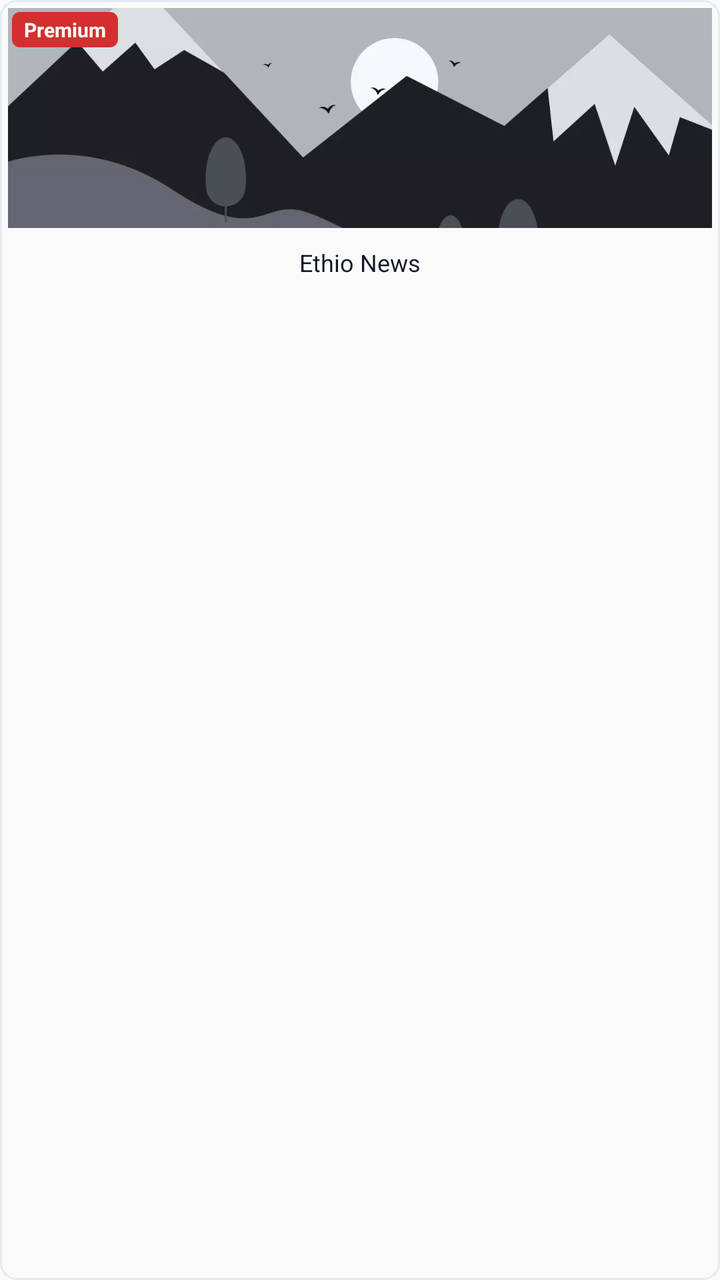
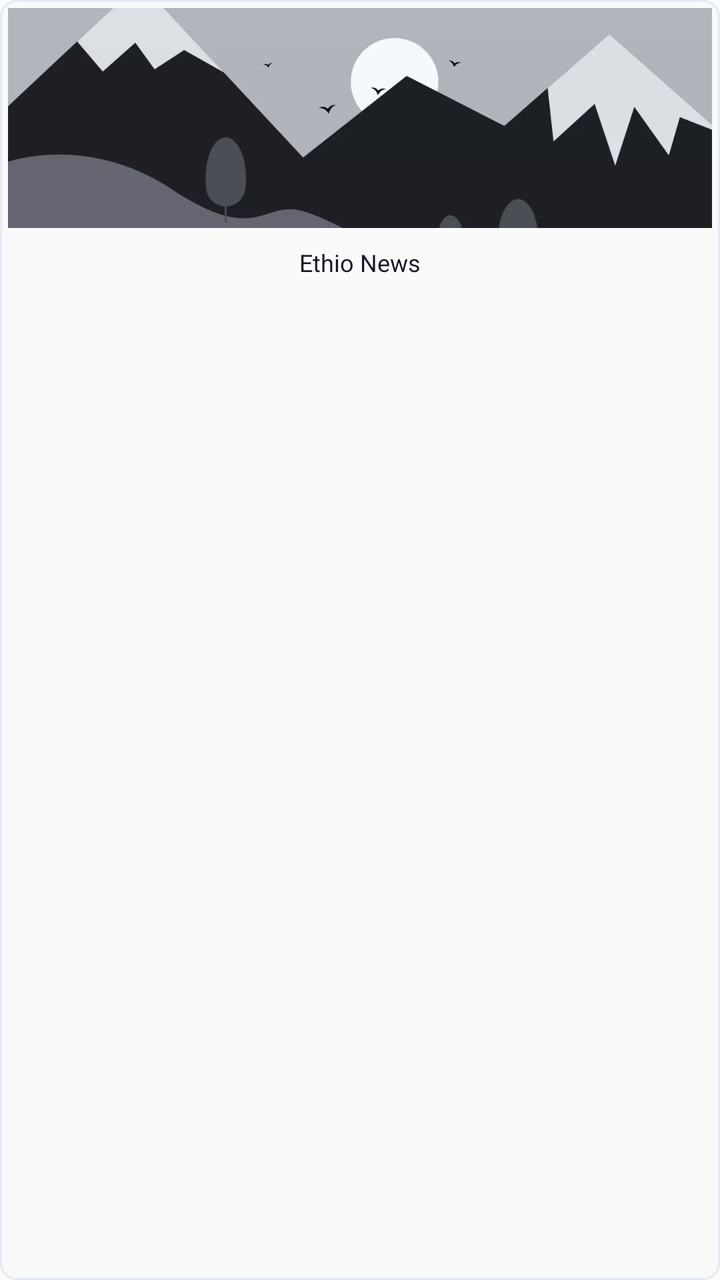

Compare the two renders of this Android layout. The source of the first and the diff that turns it into the second are given below.
<!-- AndroidManifest.xml: application theme AppTheme -->
<!-- res/layout/layout_live.xml -->
<?xml version="1.0" encoding="utf-8"?>
<RelativeLayout xmlns:android="http://schemas.android.com/apk/res/android"
    xmlns:app="http://schemas.android.com/apk/res-auto"
    android:id="@+id/rl_live_tv"
    android:layout_width="match_parent"
    android:layout_height="wrap_content"
    android:layout_margin="@dimen/_4sdp"
    android:focusable="true"
    android:focusableInTouchMode="false"
    android:background="@drawable/bg_news_card"
    android:padding="@dimen/_1sdp">

    
    <ImageView
        android:id="@+id/iv_live_tv"
        android:layout_width="match_parent"
        android:layout_height="@dimen/_110sdp"
        android:scaleType="centerCrop"
        android:src="@drawable/material_design_default"
        app:hv_corner_radius_top_left="@dimen/_6sdp"
        app:hv_corner_radius_top_right="@dimen/_6sdp"
        android:layout_margin="@dimen/_3sdp" />

    
    <View
        android:id="@+id/view_live_strip"
        android:layout_width="match_parent"
        android:layout_height="@dimen/_3sdp"
        android:layout_below="@id/iv_live_tv"
        android:layout_marginStart="@dimen/_3sdp"
        android:layout_marginEnd="@dimen/_3sdp"
        android:background="@color/news_live_red"
        android:visibility="gone" />

    
    <TextView
        android:id="@+id/tv_title"
        android:layout_width="match_parent"
        android:layout_height="wrap_content"
        android:layout_below="@id/view_live_strip"
        android:lines="1"
        android:padding="@dimen/_6sdp"
        android:text="@string/app_name"
        android:textAlignment="center"
        android:textColor="?ns_title"
        android:textSize="@dimen/_12ssp" />

    
    <TextView
        android:id="@+id/tv_live_pre"
        android:layout_width="wrap_content"
        android:layout_height="wrap_content"
        android:layout_marginStart="@dimen/_5sdp"
        android:layout_marginTop="@dimen/_5sdp"
        android:background="@drawable/bg_live_tag"
        android:paddingStart="@dimen/_6sdp"
        android:paddingEnd="@dimen/_6sdp"
        android:paddingTop="@dimen/_2sdp"
        android:paddingBottom="@dimen/_2sdp"
        android:text="@string/premium"
        android:textColor="@color/white"
        android:textSize="@dimen/_10ssp"
        android:textStyle="bold" />

</RelativeLayout>
<!-- resources referenced by this layout -->
<resources>
  <color name="news_live_red">#D32F2F</color>
  <color name="white">#FFFFFFFF</color>
  <dimen name="_10ssp">10sp</dimen>
  <dimen name="_110sdp">110dp</dimen>
  <dimen name="_12ssp">12sp</dimen>
  <dimen name="_1sdp">1dp</dimen>
  <dimen name="_2sdp">2dp</dimen>
  <dimen name="_3sdp">3dp</dimen>
  <dimen name="_4sdp">4dp</dimen>
  <dimen name="_5sdp">5dp</dimen>
  <dimen name="_6sdp">6dp</dimen>
  <!-- drawable bg_live_tag (drawable) -->
  <?xml version="1.0" encoding="utf-8"?>
  <shape xmlns:android="http://schemas.android.com/apk/res/android"
      android:shape="rectangle">
  
      <solid android:color="@color/news_live_red" />
      <corners android:radius="@dimen/_4sdp" />
  
  </shape>
  <!-- drawable bg_news_card (drawable) -->
  <?xml version="1.0" encoding="utf-8"?>
  <shape xmlns:android="http://schemas.android.com/apk/res/android"
      android:shape="rectangle">
  
      <solid android:color="?ns_bg" />
      <corners android:radius="@dimen/_8sdp" />
      <stroke
          android:width="@dimen/_1sdp"
          android:color="?ns_border" />
  
  </shape>
  <string name="app_name">Ethio News</string>
  <string name="premium">Premium</string>
  <dimen name="_8sdp">8dp</dimen>
  <color name="ns_classic_primary">#1565C0</color>
  <color name="ethio_red_dark">#0D47A1</color>
  <color name="ns_classic_bg">#FAFAFA</color>
  <color name="ns_classic_body_dark">#000000</color>
  <color name="ns_classic_primary_sub">#261565C0</color>
  <color name="ns_classic_bg_sub">#F0F4FA</color>
  <color name="ns_classic_title">#111827</color>
  <color name="ns_classic_title_sub">#6B7280</color>
  <color name="ns_classic_border">#1A1565C0</color>
  <!-- drawable ic_arrow_left (drawable) -->
  <?xml version="1.0" encoding="utf-8"?>
  <vector xmlns:android="http://schemas.android.com/apk/res/android"
      android:width="@dimen/_24sdp"
      android:height="@dimen/_24sdp"
      android:viewportWidth="24"
      android:viewportHeight="24">
    <path
        android:pathData="M11.1,7.94L8.48,10.56C7.71,11.33 7.71,12.59 8.48,13.36L15,19.87"
        android:strokeLineJoin="round"
        android:strokeWidth="1.5"
        android:fillColor="#00000000"
        android:strokeColor="#292D32"
        android:strokeLineCap="round"/>
    <path
        android:pathData="M15,4.04L13.96,5.08"
        android:strokeLineJoin="round"
        android:strokeWidth="1.5"
        android:fillColor="#00000000"
        android:strokeColor="#292D32"
        android:strokeLineCap="round"/>
  </vector>
  <dimen name="_24sdp">24dp</dimen>
  <!-- unchanged entries left out for length: 2 -->
</resources>

<!-- the commit's change to res/layout/layout_live.xml (unified diff, before → after) -->
@@ -45,21 +45,4 @@
         android:textColor="?ns_title"
         android:textSize="@dimen/_12ssp" />
 
-    
-    <TextView
-        android:id="@+id/tv_live_pre"
-        android:layout_width="wrap_content"
-        android:layout_height="wrap_content"
-        android:layout_marginStart="@dimen/_5sdp"
-        android:layout_marginTop="@dimen/_5sdp"
-        android:background="@drawable/bg_live_tag"
-        android:paddingStart="@dimen/_6sdp"
-        android:paddingEnd="@dimen/_6sdp"
-        android:paddingTop="@dimen/_2sdp"
-        android:paddingBottom="@dimen/_2sdp"
-        android:text="@string/premium"
-        android:textColor="@color/white"
-        android:textSize="@dimen/_10ssp"
-        android:textStyle="bold" />
-
 </RelativeLayout>
<!-- resource entries referenced after the edit -->
@@ -2,24 +2,12 @@
 <resources>
   <color name="news_live_red">#D32F2F</color>
   <color name="white">#FFFFFFFF</color>
-  <dimen name="_10ssp">10sp</dimen>
   <dimen name="_110sdp">110dp</dimen>
   <dimen name="_12ssp">12sp</dimen>
   <dimen name="_1sdp">1dp</dimen>
-  <dimen name="_2sdp">2dp</dimen>
   <dimen name="_3sdp">3dp</dimen>
   <dimen name="_4sdp">4dp</dimen>
-  <dimen name="_5sdp">5dp</dimen>
   <dimen name="_6sdp">6dp</dimen>
-  <!-- drawable bg_live_tag (drawable) -->
-  <?xml version="1.0" encoding="utf-8"?>
-  <shape xmlns:android="http://schemas.android.com/apk/res/android"
-      android:shape="rectangle">
-  
-      <solid android:color="@color/news_live_red" />
-      <corners android:radius="@dimen/_4sdp" />
-  
-  </shape>
   <!-- drawable bg_news_card (drawable) -->
   <?xml version="1.0" encoding="utf-8"?>
   <shape xmlns:android="http://schemas.android.com/apk/res/android"
@@ -33,7 +21,6 @@
   
   </shape>
   <string name="app_name">Ethio News</string>
-  <string name="premium">Premium</string>
   <dimen name="_8sdp">8dp</dimen>
   <color name="ns_classic_primary">#1565C0</color>
   <color name="ethio_red_dark">#0D47A1</color>
